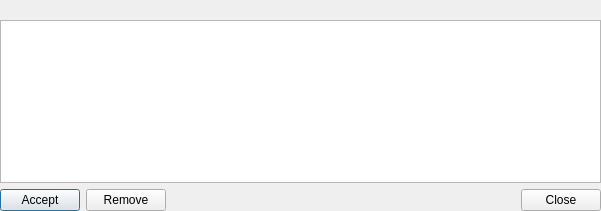
Old version of the form ui/moderation.ui in the repository gitter-badger/simplechatclient.
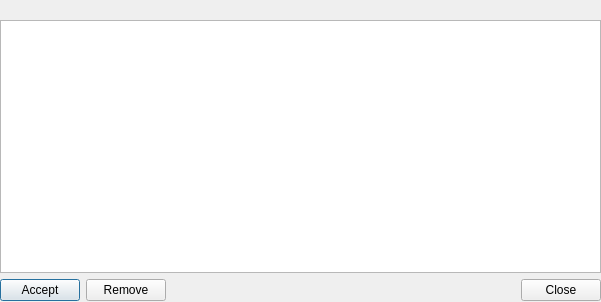
New version of the form. Icons and pictures are not drawn.

```diff
--- a/ui/moderation.ui
+++ b/ui/moderation.ui
@@ -7,19 +7,19 @@
     <x>0</x>
     <y>0</y>
     <width>601</width>
-    <height>211</height>
+    <height>302</height>
    </rect>
   </property>
   <property name="minimumSize">
    <size>
     <width>601</width>
-    <height>211</height>
+    <height>302</height>
    </size>
   </property>
   <property name="maximumSize">
    <size>
     <width>601</width>
-    <height>211</height>
+    <height>302</height>
    </size>
   </property>
   <property name="windowTitle">
@@ -35,7 +35,7 @@
      <x>0</x>
      <y>0</y>
      <width>601</width>
-     <height>211</height>
+     <height>301</height>
     </rect>
    </property>
    <layout class="QVBoxLayout" name="verticalLayout">
```
